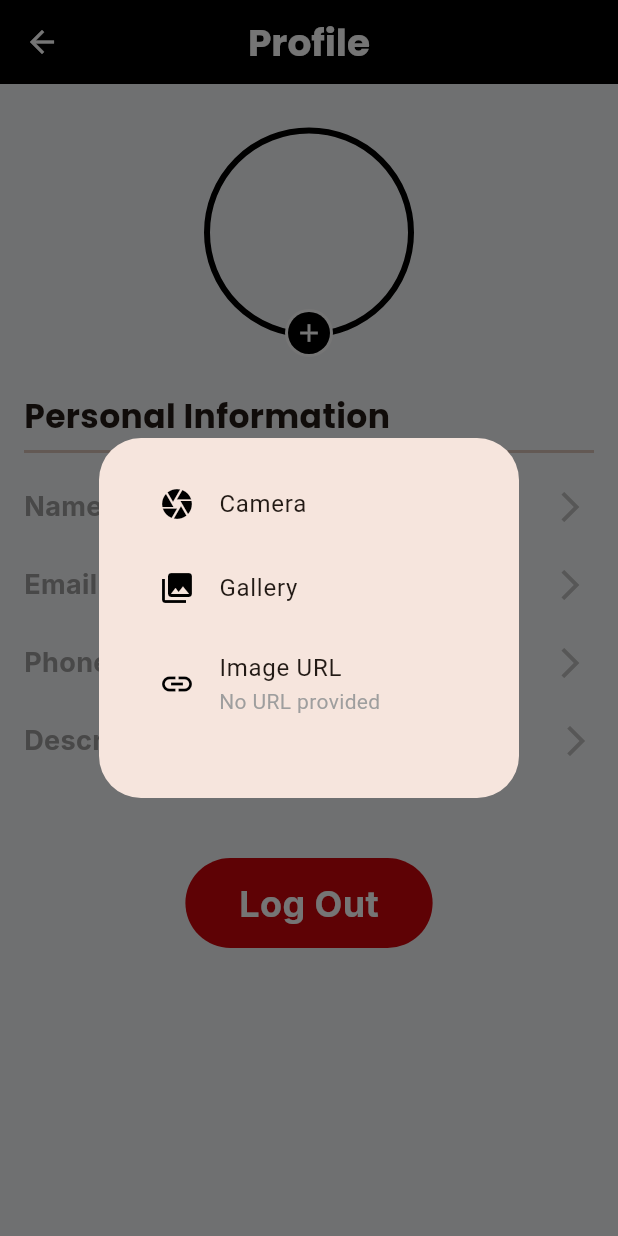
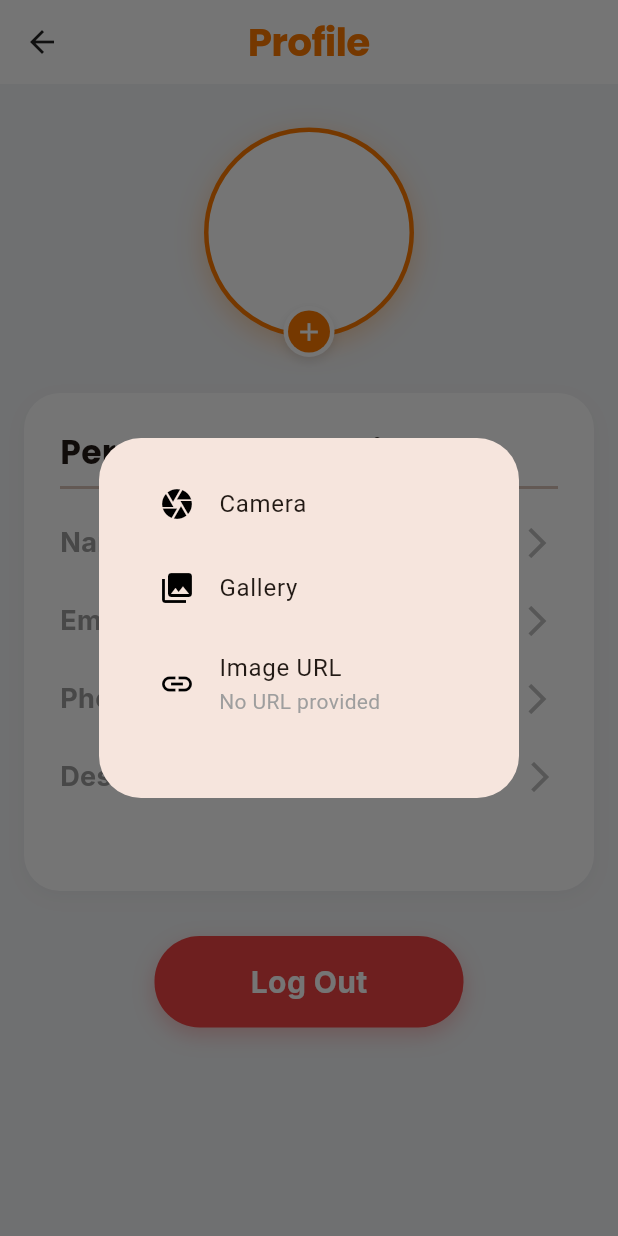
Before and after one commit to kasunjayasingha/findify, a Flutter app: the ProfilePage screen opened directly with empty values, after a tap on the "add" icon, on a phone screen of 412 x 824 dp. Run offline on Flutter 3.47's test engine with Material 3 defaults, Android fonts, the phone set to English and light mode, and no system bars; our stand-ins replace cloud_firestore, firebase_auth, firebase_core, flutter_dotenv, font_awesome_flutter, google_fonts and 4 more; accounts and stored records are empty.

Commit message:
Modify UI.

```diff
--- a/lib/view/profile.dart
+++ b/lib/view/profile.dart
@@ -21,15 +21,15 @@ class _ProfilePageState extends State<ProfilePage> {
   Widget build(BuildContext context) {
     UserModel? user = widget.profileUser;
     return Scaffold(
+        backgroundColor: const Color(0xFFF3F4F6),
         appBar: AppBar(
-          backgroundColor: Colors.black,
-          foregroundColor: Colors.white,
           title: Text(
             'Profile',
             style: GoogleFonts.poppins(
-              fontSize: 25, // Set the font size
+              fontSize: 26,
               fontWeight: FontWeight.bold,
-              // Set the font weight
+              letterSpacing: -0.5,
+              color: const Color(0xFFFF7B00),
             ),
           ),
         ),
@@ -72,13 +72,21 @@ class _ProfilePageState extends State<ProfilePage> {
                                             child: Container(
                                               width: 140, // Size of the image (matching CircleAvatar's radius * 2)
                                               height: 140,
-                                              padding: const EdgeInsets.all(2),
+                                              padding: const EdgeInsets.all(4), // slightly thicker gap
                                               decoration: BoxDecoration(
                                                 shape: BoxShape.circle,
+                                                color: Colors.white, // inner ring
                                                 border: Border.all(
-                                                  width: 4,
-                                                  color: Colors.black,
+                                                  width: 3,
+                                                  color: const Color(0xFFFF7B00), // Our vibrant orange
                                                 ),
+                                                boxShadow: [
+                                                  BoxShadow(
+                                                    color: const Color(0xFFFF7B00).withOpacity(0.3),
+                                                    blurRadius: 15,
+                                                    offset: const Offset(0, 5),
+                                                  ),
+                                                ],
                                                 // Set shape to rectangle
                                                 // 50% border radius makes it circular
                                                 image: DecorationImage(
@@ -99,15 +107,21 @@ class _ProfilePageState extends State<ProfilePage> {
                                             },
                                             child: Container(
 
-                                              padding: const EdgeInsets.all(2),
-                                              decoration: const BoxDecoration(
-                                                  color: Colors.white,
-                                                  shape: BoxShape.circle
+                                              padding: const EdgeInsets.all(3),
+                                              decoration: BoxDecoration(
+                                                color: Colors.white,
+                                                shape: BoxShape.circle,
+                                                boxShadow: [
+                                                  BoxShadow(
+                                                    color: Colors.black.withOpacity(0.1),
+                                                    blurRadius: 5,
+                                                    offset: const Offset(0, 3),
+                                                  ),
+                                                ]
                                               ),
                                               child: const CircleAvatar(
                                                 radius: 14,
-
-                                                backgroundColor: Colors.black,
+                                                backgroundColor: Color(0xFFFF7B00),
                                                 child: Icon(Icons.add, size: 20, color: Colors.white,),
                                               ),
                                             ),
@@ -115,8 +129,23 @@ class _ProfilePageState extends State<ProfilePage> {
                                         ]
                                     ),
                                     const SizedBox(height: 24),
-                                    // Displaying user fields in a list manner
-                                    Row(
+                                    Container(
+                                      padding: const EdgeInsets.all(24),
+                                      decoration: BoxDecoration(
+                                        color: Colors.white,
+                                        borderRadius: BorderRadius.circular(24),
+                                        boxShadow: [
+                                          BoxShadow(
+                                            color: Colors.black.withOpacity(0.04),
+                                            blurRadius: 10,
+                                            offset: const Offset(0, 4),
+                                          ),
+                                        ],
+                                      ),
+                                      child: Column(
+                                        children: [
+                                          // Displaying user fields in a list manner
+                                          Row(
                                       mainAxisAlignment: MainAxisAlignment.spaceBetween,
                                       children: [
                                         Text(
@@ -292,7 +321,10 @@ class _ProfilePageState extends State<ProfilePage> {
                                         ),
                                       ],
                                     ),
-                                    const SizedBox(height: 26),
+                                        ],
+                                      ),
+                                    ),
+                                    const SizedBox(height: 30),
                                     Row(
                                       mainAxisAlignment: MainAxisAlignment.center,
                                       children: [
@@ -301,20 +333,26 @@ class _ProfilePageState extends State<ProfilePage> {
                                             Navigator.pushReplacement(context, MaterialPageRoute(builder: (context) => const Login()));
                                           },
                                           child: Container(
-                                            width: MediaQuery.of(context).size.width*0.4,
-                                            padding: const EdgeInsets.symmetric(vertical: 13, horizontal: 13),
+                                            width: MediaQuery.of(context).size.width * 0.5,
+                                            padding: const EdgeInsets.symmetric(vertical: 16),
                                             decoration: BoxDecoration(
-                                                color: const Color(0xffcd040a),
-                                                borderRadius: BorderRadius.circular(30)
+                                              color: const Color(0xFFEF4444),
+                                              borderRadius: BorderRadius.circular(30),
+                                              boxShadow: [
+                                                BoxShadow(
+                                                  color: const Color(0xFFEF4444).withOpacity(0.3),
+                                                  blurRadius: 12,
+                                                  offset: const Offset(0, 5),
+                                                ),
+                                              ],
                                             ),
-                                            child: const Center(
+                                            child: Center(
                                               child: Text(
                                                 "Log Out",
-                                                style: TextStyle(
+                                                style: GoogleFonts.inter(
                                                     color: Colors.white,
-                                                    fontSize: 24,
+                                                    fontSize: 20,
                                                     fontWeight: FontWeight.bold,
-                                                    fontFamily: 'Inter'
                                                 ),
                                               ),
                                             ),
```
Also changed, not shown: lib/components/app.dart (+31 -20 lines), lib/view/create.dart (+89 -40 lines), lib/view/my_posts.dart (+26 -11 lines).
